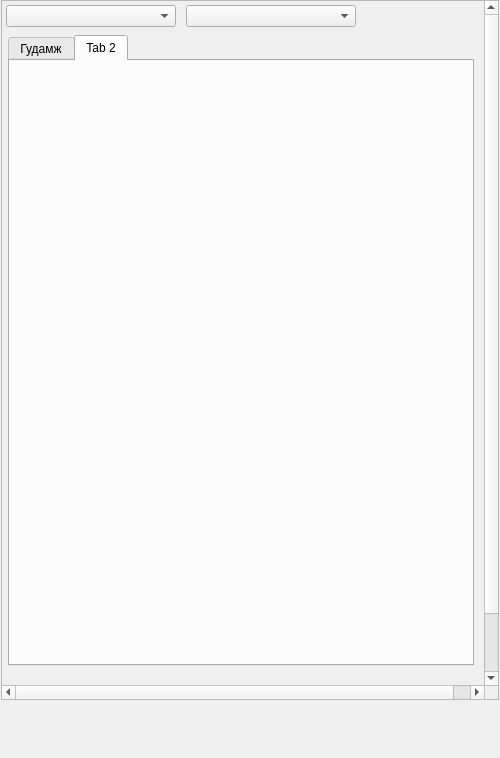
Above: view/AddressNavigatorWidget.ui from teamlm2/lm2_mgis before the change. Below: the same form after it.
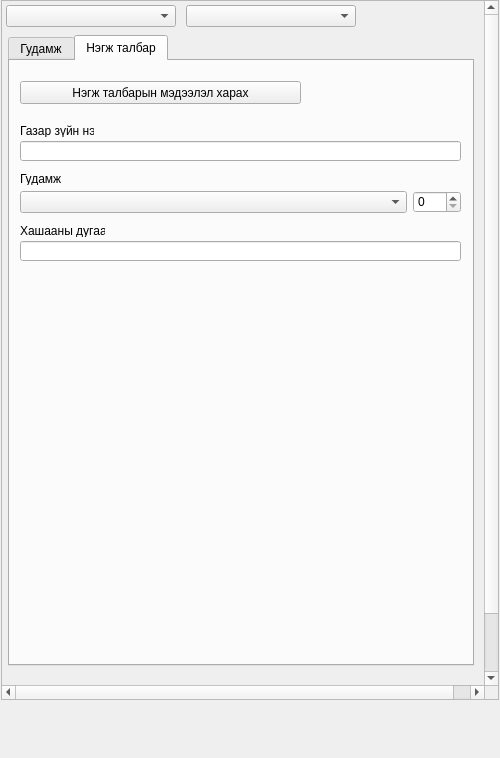
That is the form after the change. The open tabs and pages were chosen to show the change.

Patch:
```diff
--- a/view/AddressNavigatorWidget.ui
+++ b/view/AddressNavigatorWidget.ui
@@ -207,8 +207,100 @@
       </widget>
       <widget class="QWidget" name="tab_2">
        <attribute name="title">
-        <string>Tab 2</string>
+        <string>Нэгж талбар</string>
        </attribute>
+       <widget class="QPushButton" name="selected_parcel_load_button">
+        <property name="geometry">
+         <rect>
+          <x>10</x>
+          <y>20</y>
+          <width>281</width>
+          <height>23</height>
+         </rect>
+        </property>
+        <property name="text">
+         <string>Нэгж талбарын мэдээлэл харах</string>
+        </property>
+       </widget>
+       <widget class="QLineEdit" name="geographic_name_edit">
+        <property name="geometry">
+         <rect>
+          <x>10</x>
+          <y>80</y>
+          <width>441</width>
+          <height>20</height>
+         </rect>
+        </property>
+       </widget>
+       <widget class="QLabel" name="label">
+        <property name="geometry">
+         <rect>
+          <x>10</x>
+          <y>63</y>
+          <width>74</width>
+          <height>13</height>
+         </rect>
+        </property>
+        <property name="text">
+         <string>Газар зүйн нэр</string>
+        </property>
+       </widget>
+       <widget class="QLineEdit" name="khashaa_no_edit">
+        <property name="geometry">
+         <rect>
+          <x>10</x>
+          <y>180</y>
+          <width>441</width>
+          <height>20</height>
+         </rect>
+        </property>
+       </widget>
+       <widget class="QLabel" name="label_2">
+        <property name="geometry">
+         <rect>
+          <x>10</x>
+          <y>163</y>
+          <width>85</width>
+          <height>13</height>
+         </rect>
+        </property>
+        <property name="text">
+         <string>Хашааны дугаар</string>
+        </property>
+       </widget>
+       <widget class="QLabel" name="label_3">
+        <property name="geometry">
+         <rect>
+          <x>10</x>
+          <y>111</y>
+          <width>74</width>
+          <height>13</height>
+         </rect>
+        </property>
+        <property name="text">
+         <string>Гудамж</string>
+        </property>
+       </widget>
+       <widget class="QComboBox" name="street_cbox">
+        <property name="geometry">
+         <rect>
+          <x>10</x>
+          <y>130</y>
+          <width>387</width>
+          <height>22</height>
+         </rect>
+        </property>
+       </widget>
+       <widget class="QSpinBox" name="spinBox">
+        <property name="geometry">
+         <rect>
+          <x>403</x>
+          <y>130</y>
+          <width>48</width>
+          <height>22</height>
+         </rect>
+        </property>
+       </widget>
       </widget>
      </widget>
     </widget>
```
Left out of the diff: 3 changed lines with no effect on the pictures.
